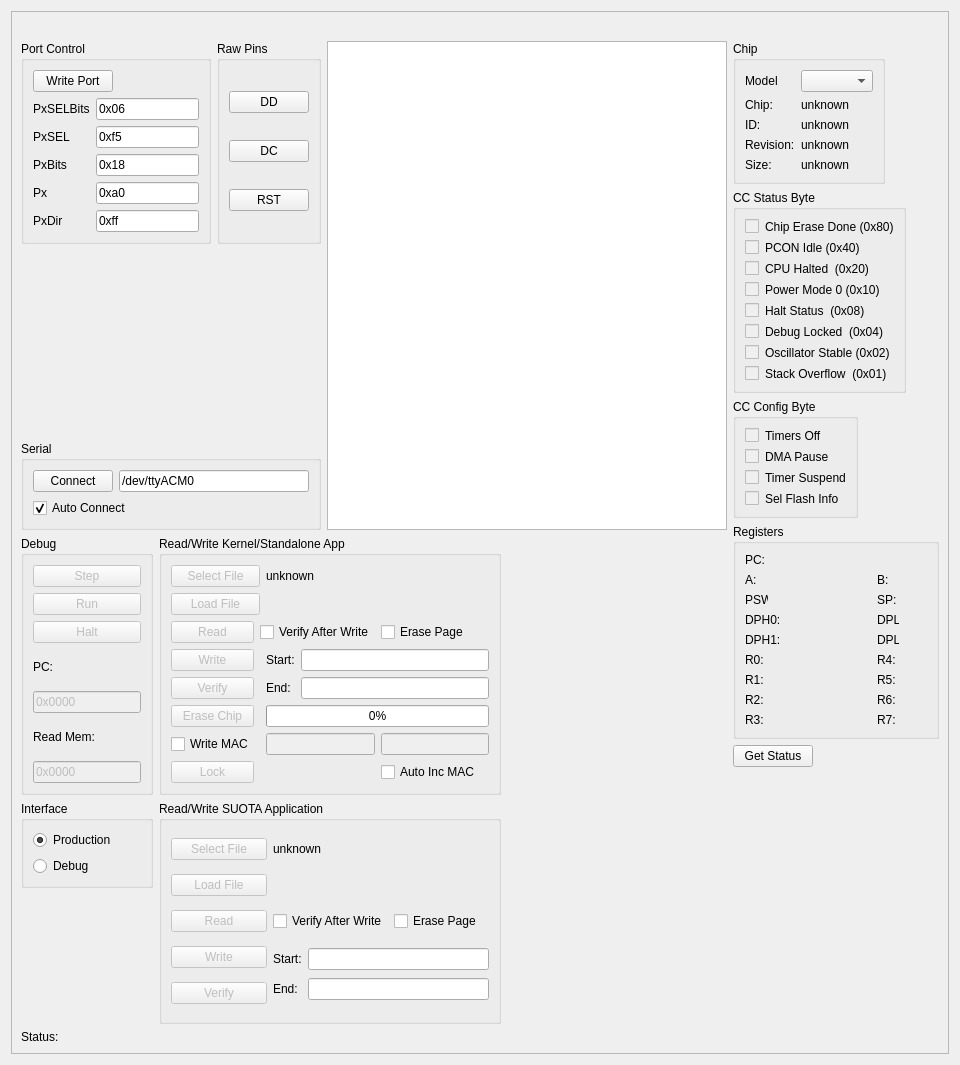
Above: src/ccloadview_base.ui from MoonbaseOtago/CCLoad before the change. Below: the same form after it.
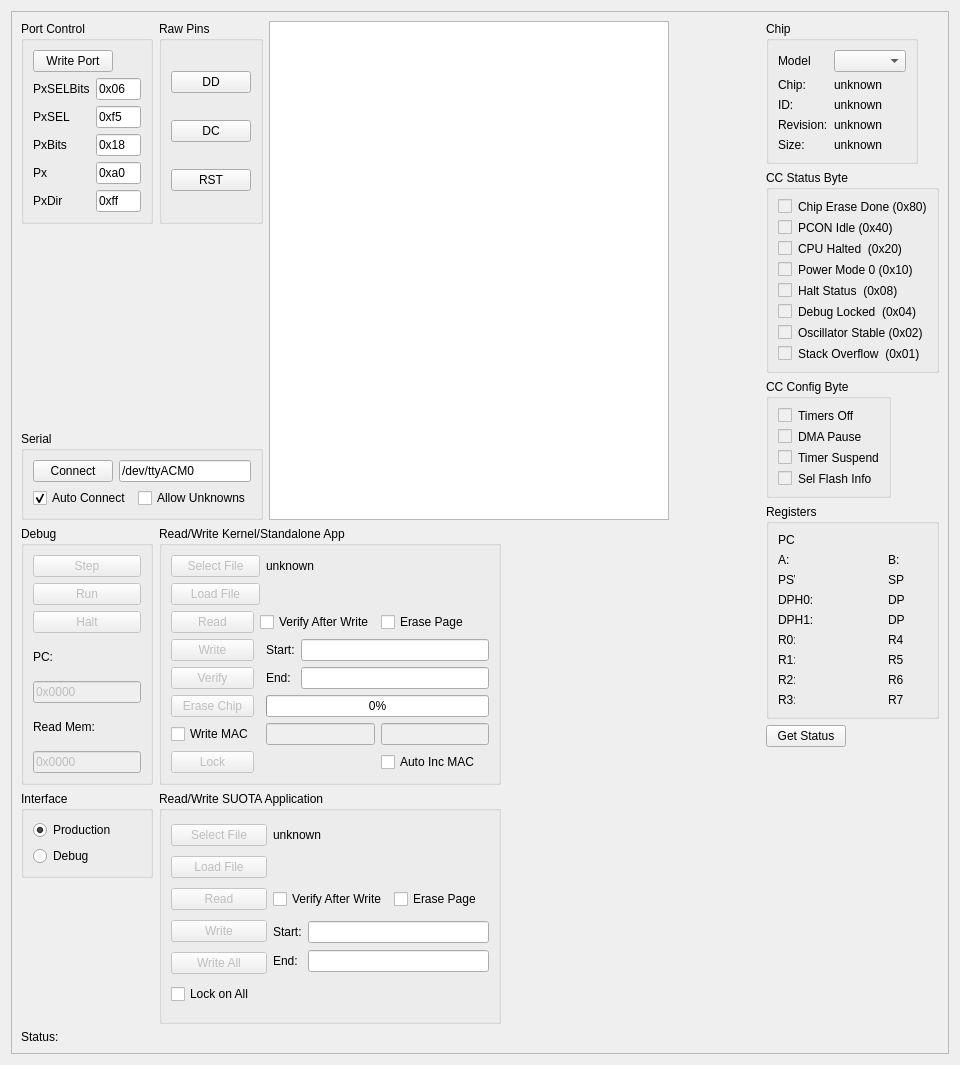
That is the form after the change. Custom widgets are drawn as their Qt base class.

Commit message: more changes to UI for playa flies

```diff
--- a/src/ccloadview_base.ui
+++ b/src/ccloadview_base.ui
@@ -34,29 +34,14 @@
         <height>1051</height>
        </rect>
       </property>
+      <layout class="QHBoxLayout" name="horizontalLayout_2">
+       <item>
       <layout class="QVBoxLayout" name="verticalLayout_9">
        <item>
-        <spacer name="horizontalSpacer_5">
-         <property name="orientation">
-          <enum>Qt::Horizontal</enum>
-         </property>
-         <property name="sizeHint" stdset="0">
-          <size>
-           <width>867</width>
-           <height>20</height>
-          </size>
-         </property>
-        </spacer>
-       </item>
-       <item>
-        <layout class="QHBoxLayout" name="horizontalLayout_11">
+          <layout class="QHBoxLayout" name="horizontalLayout_12">
          <item>
           <layout class="QVBoxLayout" name="verticalLayout_8">
            <item>
-            <layout class="QHBoxLayout" name="horizontalLayout_3">
-             <item>
-              <layout class="QVBoxLayout" name="verticalLayout_5">
-               <item>
                 <layout class="QHBoxLayout" name="horizontalLayout">
                  <item>
                   <widget class="QGroupBox" name="groupBox_3">
@@ -207,28 +192,32 @@
                 </spacer>
                </item>
                <item>
-                <layout class="QHBoxLayout" name="horizontalLayout_2">
-                 <item>
                   <widget class="QGroupBox" name="groupBox_6">
                    <property name="title">
                     <string>Serial</string>
                    </property>
-                   <layout class="QGridLayout" name="gridLayout_12">
-                    <item row="0" column="0">
+               <layout class="QVBoxLayout" name="verticalLayout_5">
+                <item>
+                 <layout class="QHBoxLayout" name="horizontalLayout_3">
+                  <item>
                      <widget class="QPushButton" name="Connect">
                       <property name="text">
                        <string>Connect</string>
                       </property>
                      </widget>
                     </item>
-                    <item row="0" column="1">
+                  <item>
                      <widget class="QLineEdit" name="port">
                       <property name="text">
                        <string>/dev/ttyACM0</string>
                       </property>
                      </widget>
                     </item>
-                    <item row="1" column="0" colspan="2">
+                 </layout>
+                </item>
+                <item>
+                 <layout class="QHBoxLayout" name="horizontalLayout_11">
+                  <item>
                      <widget class="QCheckBox" name="autoConnect">
                       <property name="text">
                        <string>Auto Connect</string>
@@ -238,10 +227,20 @@
                       </property>
                      </widget>
                     </item>
-                   </layout>
+                  <item>
+                   <widget class="QCheckBox" name="allowUnknowns">
+                    <property name="text">
+                     <string>Allow Unknowns</string>
+                    </property>
+                    <property name="checked">
+                     <bool>false</bool>
+                    </property>
                   </widget>
                  </item>
                 </layout>
+                </item>
+               </layout>
+              </widget>
                </item>
               </layout>
              </item>
@@ -514,44 +513,14 @@
                   <string>Read/Write SUOTA Application</string>
                  </property>
                  <layout class="QGridLayout" name="gridLayout_11">
-                  <item row="0" column="0">
-                   <widget class="QPushButton" name="selectFile_App">
-                    <property name="enabled">
-                     <bool>false</bool>
-                    </property>
-                    <property name="text">
-                     <string>Select File</string>
-                    </property>
-                   </widget>
-                  </item>
-                  <item row="0" column="1">
+                <item row="0" column="3">
                    <widget class="QLabel" name="fileName_App">
                     <property name="text">
                      <string>unknown</string>
                     </property>
                    </widget>
                   </item>
-                  <item row="1" column="0">
-                   <widget class="QPushButton" name="loadFile_App">
-                    <property name="enabled">
-                     <bool>false</bool>
-                    </property>
-                    <property name="text">
-                     <string>Load File</string>
-                    </property>
-                   </widget>
-                  </item>
-                  <item row="2" column="0">
-                   <widget class="QPushButton" name="readFile_App">
-                    <property name="enabled">
-                     <bool>false</bool>
-                    </property>
-                    <property name="text">
-                     <string>Read</string>
-                    </property>
-                   </widget>
-                  </item>
-                  <item row="2" column="1">
+                <item row="2" column="3">
                    <widget class="QCheckBox" name="verifyAfterWrite_App">
                     <property name="text">
                      <string>Verify After Write</string>
@@ -561,7 +530,7 @@
                     </property>
                    </widget>
                   </item>
-                  <item row="2" column="2">
+                <item row="2" column="4">
                    <widget class="QCheckBox" name="erasePage_App">
                     <property name="text">
                      <string>Erase Page</string>
@@ -571,17 +540,7 @@
                     </property>
                    </widget>
                   </item>
-                  <item row="3" column="0">
-                   <widget class="QPushButton" name="writeFile_App">
-                    <property name="enabled">
-                     <bool>false</bool>
-                    </property>
-                    <property name="text">
-                     <string>Write</string>
-                    </property>
-                   </widget>
-                  </item>
-                  <item row="3" column="1" rowspan="2" colspan="2">
+                <item row="3" column="3" rowspan="2" colspan="2">
                    <layout class="QGridLayout" name="gridLayout_14">
                     <item row="0" column="0">
                      <widget class="QLabel" name="fileName_20">
@@ -605,13 +564,63 @@
                     </item>
                    </layout>
                   </item>
+                <item row="5" column="0">
+                 <widget class="QCheckBox" name="lockOnAll">
+                  <property name="text">
+                   <string>Lock on All</string>
+                  </property>
+                  <property name="checked">
+                   <bool>false</bool>
+                  </property>
+                 </widget>
+                </item>
                   <item row="4" column="0">
                    <widget class="QPushButton" name="verifyFile_App">
                     <property name="enabled">
                      <bool>false</bool>
                     </property>
                     <property name="text">
-                     <string>Verify</string>
+                   <string>Write All</string>
+                  </property>
+                 </widget>
+                </item>
+                <item row="3" column="0">
+                 <widget class="QPushButton" name="writeFile_App">
+                  <property name="enabled">
+                   <bool>false</bool>
+                  </property>
+                  <property name="text">
+                   <string>Write</string>
+                  </property>
+                 </widget>
+                </item>
+                <item row="2" column="0">
+                 <widget class="QPushButton" name="readFile_App">
+                  <property name="enabled">
+                   <bool>false</bool>
+                  </property>
+                  <property name="text">
+                   <string>Read</string>
+                  </property>
+                 </widget>
+                </item>
+                <item row="1" column="0">
+                 <widget class="QPushButton" name="loadFile_App">
+                  <property name="enabled">
+                   <bool>false</bool>
+                  </property>
+                  <property name="text">
+                   <string>Load File</string>
+                  </property>
+                 </widget>
+                </item>
+                <item row="0" column="0">
+                 <widget class="QPushButton" name="selectFile_App">
+                  <property name="enabled">
+                   <bool>false</bool>
+                  </property>
+                  <property name="text">
+                   <string>Select File</string>
                     </property>
                    </widget>
                   </item>
@@ -681,7 +690,44 @@
              </item>
             </layout>
            </item>
+         <item>
+          <layout class="QHBoxLayout" name="horizontalLayout_10">
+           <item>
+            <widget class="QLabel" name="Message_2">
+             <property name="text">
+              <string>Status:</string>
+             </property>
+            </widget>
+           </item>
+           <item>
+            <widget class="QLabel" name="statusLine">
+             <property name="minimumSize">
+              <size>
+               <width>100</width>
+               <height>0</height>
+              </size>
+             </property>
+             <property name="text">
+              <string/>
+             </property>
+            </widget>
+           </item>
           </layout>
+         </item>
+        </layout>
+       </item>
+       <item>
+        <spacer name="horizontalSpacer_5">
+         <property name="orientation">
+          <enum>Qt::Horizontal</enum>
+         </property>
+         <property name="sizeHint" stdset="0">
+          <size>
+           <width>867</width>
+           <height>20</height>
+          </size>
+         </property>
+        </spacer>
          </item>
          <item>
           <layout class="QVBoxLayout" name="verticalLayout">
@@ -1419,32 +1465,6 @@
               </size>
              </property>
             </spacer>
-           </item>
-          </layout>
-         </item>
-        </layout>
-       </item>
-       <item>
-        <layout class="QHBoxLayout" name="horizontalLayout_10">
-         <item>
-          <widget class="QLabel" name="Message_2">
-           <property name="text">
-            <string>Status:</string>
-           </property>
-          </widget>
-         </item>
-         <item>
-          <widget class="QLabel" name="statusLine">
-           <property name="minimumSize">
-            <size>
-             <width>100</width>
-             <height>0</height>
-            </size>
-           </property>
-           <property name="text">
-            <string/>
-           </property>
-          </widget>
          </item>
         </layout>
        </item>
```
Left out of the diff: 2 changed lines with no effect on the pictures. Lines whose indentation alone changed are shown as unchanged. The commit also changes 2 other files.
